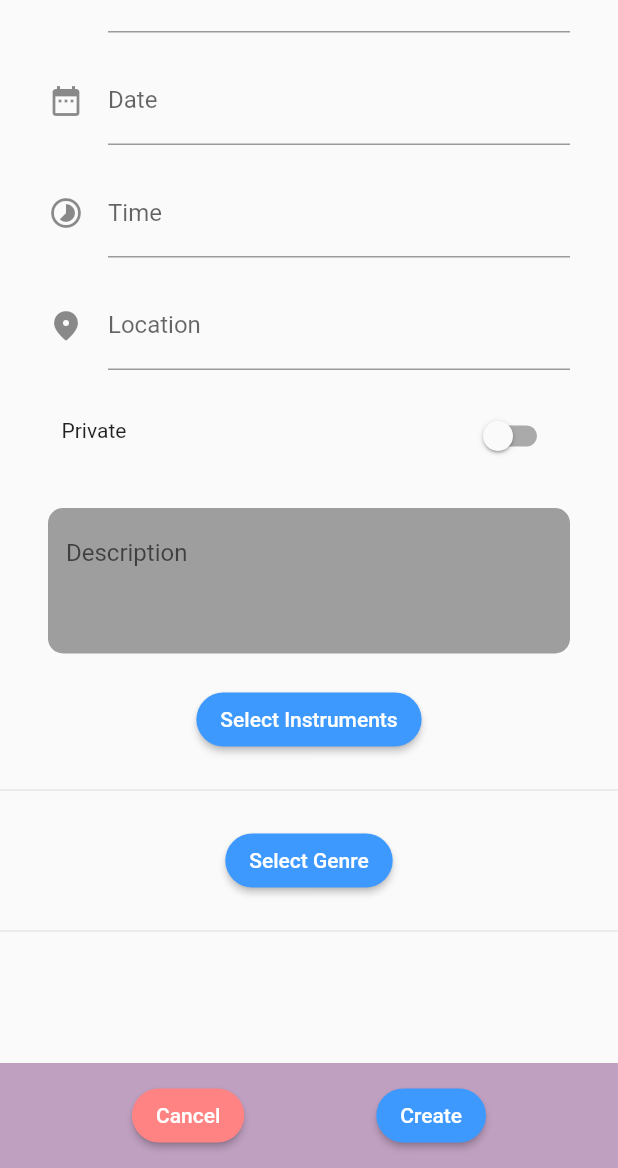
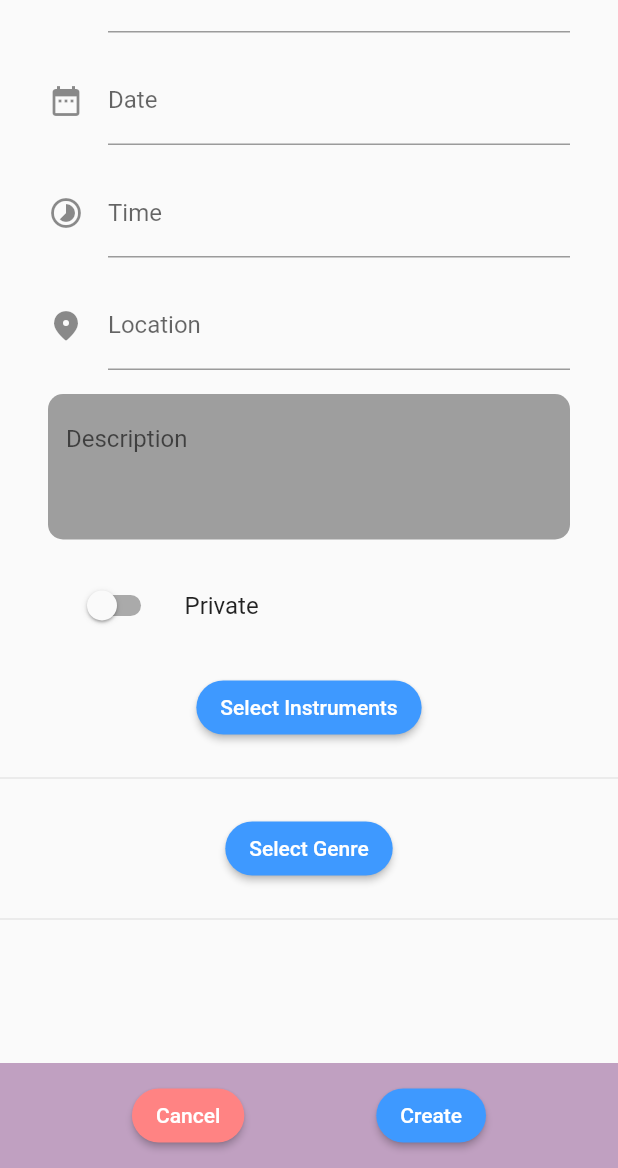
Before and after one commit to AmarieDev/museart, a Flutter app: the CreateJamPage screen opened directly, on a phone screen of 412 x 824 dp, the part 68-1236 px from its top. Run offline on Flutter 3.47's test engine with Material 2 defaults, Android fonts, the phone set to English and light mode, and no system bars.

```diff
--- a/lib/create_jam.dart
+++ b/lib/create_jam.dart
@@ -1,5 +1,8 @@
 import 'package:flutter/material.dart';
+
 import 'multi_select.dart';
+import 'my_icon_text_field.dart';
+import 'my_padding.dart';
 
 class CreateJamPage extends StatefulWidget {
   const CreateJamPage({Key? key}) : super(key: key);
@@ -71,29 +74,25 @@ class _CreateJamPageState extends State<CreateJamPage> {
         // backgroundColor: const Color(0xffF5EFF5),
         body: SingleChildScrollView(
           child: Column(children: [
-            const Padding(
-              padding: EdgeInsets.symmetric(horizontal: 32, vertical: 8),
+            const MyPadding(
               child: CreateJamTextField(
                 hintText: "Title",
                 icon: Icon(Icons.text_fields_rounded),
               ),
             ),
-            const Padding(
-              padding: EdgeInsets.symmetric(horizontal: 32, vertical: 8),
+            const MyPadding(
               child: CreateJamTextField(
                 hintText: "Date",
                 icon: Icon(Icons.date_range),
               ),
             ),
-            const Padding(
-              padding: EdgeInsets.symmetric(horizontal: 32, vertical: 8),
+            const MyPadding(
               child: CreateJamTextField(
                 hintText: "Time",
                 icon: Icon(Icons.timelapse_rounded),
               ),
             ),
-            const Padding(
-              padding: EdgeInsets.symmetric(horizontal: 32, vertical: 8),
+            const MyPadding(
               child: CreateJamTextField(
                 hintText: "Location",
                 icon: Icon(
@@ -101,22 +100,8 @@ class _CreateJamPageState extends State<CreateJamPage> {
                 ),
               ),
             ),
-            Padding(
-              padding: const EdgeInsets.symmetric(vertical: 8, horizontal: 25),
-              child: ListTile(
-                leading: const Text("Private"),
-                trailing: Switch(
-                  value: isSwitched,
-                  onChanged: (value) {
-                    setState(() {
-                      isSwitched = value;
-                    });
-                  },
-                ),
-              ),
-            ),
-            Padding(
-              padding: const EdgeInsets.symmetric(horizontal: 32, vertical: 12),
+
+            MyPadding(
               child: TextFormField(
                 keyboardType: TextInputType.multiline,
                 maxLines: 4,
@@ -132,8 +117,20 @@ class _CreateJamPageState extends State<CreateJamPage> {
                 ),
               ),
             ),
-            Padding(
-              padding: const EdgeInsets.symmetric(vertical: 8, horizontal: 40),
+            MyPadding(
+              child: ListTile(
+                title: const Text("Private"),
+                leading: Switch(
+                  value: isSwitched,
+                  onChanged: (value) {
+                    setState(() {
+                      isSwitched = value;
+                    });
+                  },
+                ),
+              ),
+            ),
+            MyPadding(
               child: ElevatedButton(
                 onPressed: () {
                   _buttonState = _kInstrumentsState;
@@ -153,8 +150,7 @@ class _CreateJamPageState extends State<CreateJamPage> {
                       ))
                   .toList(),
             ),
-            Padding(
-              padding: const EdgeInsets.symmetric(vertical: 8, horizontal: 40),
+            MyPadding(
               child: ElevatedButton(
                 onPressed: () {
                   _buttonState = _kGenreState;
@@ -216,23 +212,3 @@ class _CreateJamPageState extends State<CreateJamPage> {
     );
   }
 }
-
-class CreateJamTextField extends StatelessWidget {
-  const CreateJamTextField({
-    required this.hintText,
-    required this.icon,
-    Key? key,
-  }) : super(key: key);
-  final String hintText;
-  final Icon icon;
-  @override
-  Widget build(BuildContext context) {
-    return TextFormField(
-      decoration: InputDecoration(
-        icon: icon,
-        border: const UnderlineInputBorder(),
-        labelText: hintText,
-      ),
-    );
-  }
-}
--- /dev/null
+++ b/lib/my_icon_text_field.dart
@@ -0,0 +1,21 @@
+import 'package:flutter/material.dart';
+
+class CreateJamTextField extends StatelessWidget {
+  const CreateJamTextField({
+    required this.hintText,
+    required this.icon,
+    Key? key,
+  }) : super(key: key);
+  final String hintText;
+  final Icon icon;
+  @override
+  Widget build(BuildContext context) {
+    return TextFormField(
+      decoration: InputDecoration(
+        icon: icon,
+        border: const UnderlineInputBorder(),
+        labelText: hintText,
+      ),
+    );
+  }
+}
--- /dev/null
+++ b/lib/my_padding.dart
@@ -0,0 +1,20 @@
+import 'package:flutter/material.dart';
+
+class MyPadding extends StatelessWidget {
+  const MyPadding({
+    Key? key,
+    required this.child,
+    this.vertical = 8,
+    this.horizental = 32,
+  }) : super(key: key);
+  final Widget child;
+  final double vertical;
+  final double horizental;
+  @override
+  Widget build(BuildContext context) {
+    return Padding(
+      padding: EdgeInsets.symmetric(horizontal: horizental, vertical: vertical),
+      child: child,
+    );
+  }
+}
```
